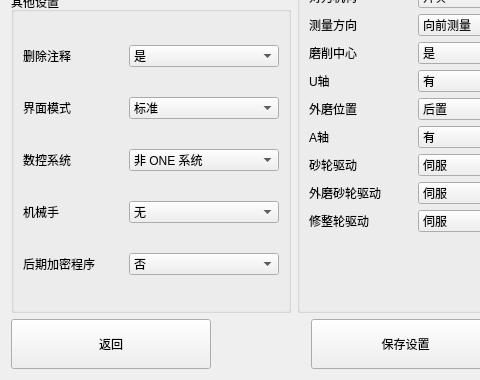
Above: creatorwindow.ui from nie11kun/HorizonJuicerCreator before the change; both pictures show x 0 to 480 and y 346 to 726 of the 800 by 726 pixel window. Below: the same form after it.
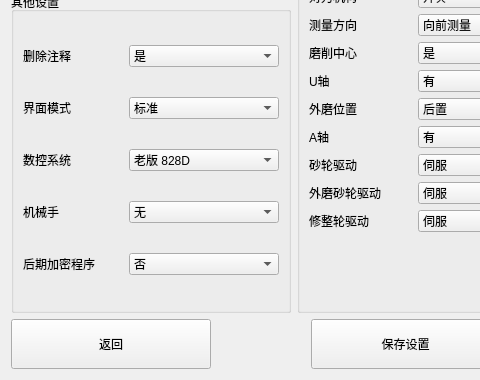
That is the form after the change.

Diff of the .ui file:
```diff
--- a/creatorwindow.ui
+++ b/creatorwindow.ui
@@ -237,7 +237,12 @@
            <widget class="QComboBox" name="comboBoxSystemMode">
             <item>
              <property name="text">
-              <string>非 ONE 系统</string>
+              <string>老版 828D</string>
+             </property>
+            </item>
+            <item>
+             <property name="text">
+              <string>新版 828D</string>
              </property>
             </item>
             <item>
```
Left out of the diff: 10 changed lines with no effect on the pictures.
